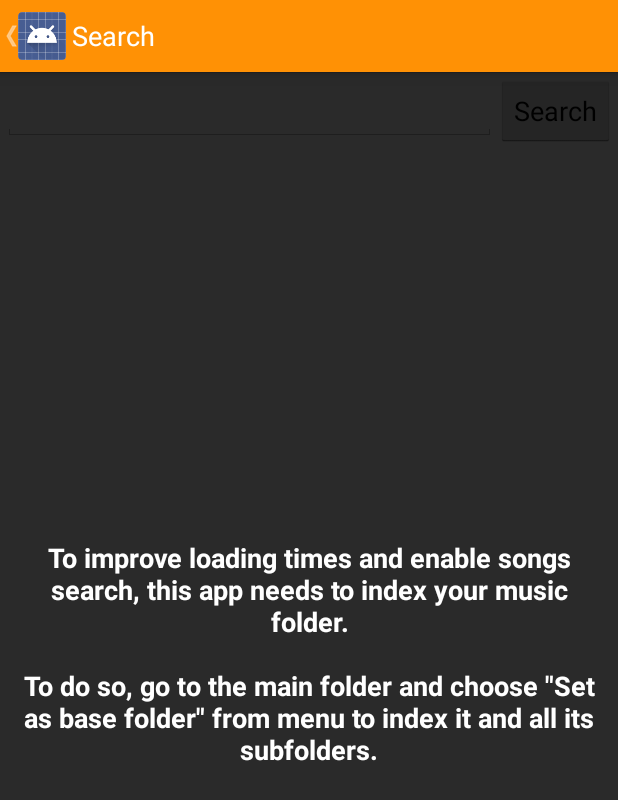
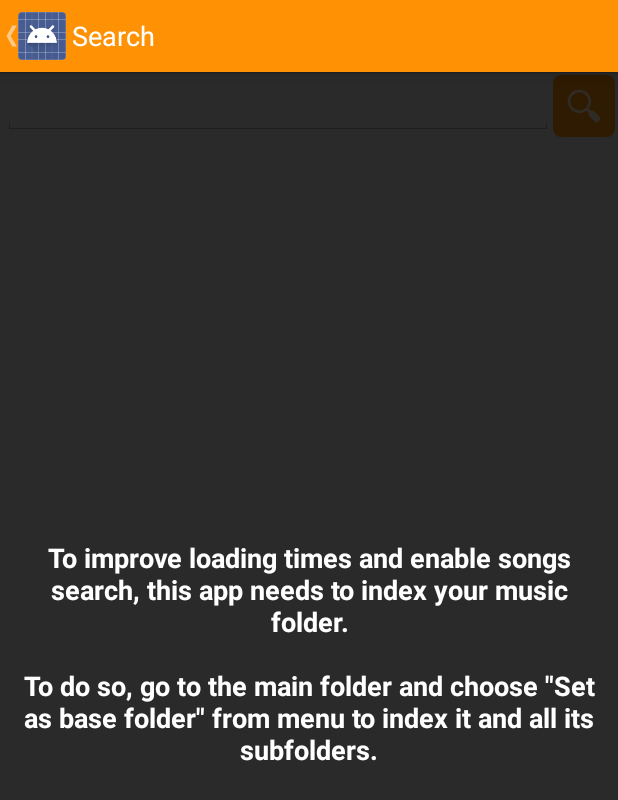
Before and after one commit to lgj123/MusicPlayer, an Android app: the SearchActivity screen opened directly, with no data from a screen before it, on a phone screen of 412 x 824 dp. Shown: the top 800 px of the screen. Run offline under Robolectric (Android 15) with nearby library versions, the phone set to English and light mode, and no system bars; libraries missing offline, so code that uses them is left out: com.readystatesoftware.systembartint.

Commit message:
New search button

```diff
--- a/musicPlayer/src/main/java/com/andreadec/musicplayer/SearchActivity.java
+++ b/musicPlayer/src/main/java/com/andreadec/musicplayer/SearchActivity.java
@@ -1,5 +1,5 @@
 /*
- * Copyright 2012-2013 Andrea De Cesare
+ * Copyright 2012-2014 Andrea De Cesare
  *
  * Licensed under the Apache License, Version 2.0 (the "License");
  * you may not use this file except in compliance with the License.
@@ -36,7 +36,7 @@ import com.andreadec.musicplayer.database.*;
 
 public class SearchActivity extends Activity implements OnClickListener, OnItemClickListener, OnKeyListener {
 	private EditText editTextSearch;
-	private Button buttonSearch;
+	private ImageButton buttonSearch;
 	private ListView listViewSearch;
 	private SharedPreferences preferences;
 	private MusicPlayerApplication application;
@@ -75,7 +75,7 @@ public class SearchActivity extends Activity implements OnClickListener, OnItemC
 
         editTextSearch = (EditText)findViewById(R.id.editTextSearch);
         editTextSearch.setOnKeyListener(this);
-        buttonSearch = (Button)findViewById(R.id.buttonSearch);
+        buttonSearch = (ImageButton)findViewById(R.id.buttonSearch);
         buttonSearch.setOnClickListener(this);
         listViewSearch = (ListView)findViewById(R.id.listViewSearch);
         listViewSearch.setOnItemClickListener(this);
--- a/musicPlayer/src/main/res/layout/layout_search.xml
+++ b/musicPlayer/src/main/res/layout/layout_search.xml
@@ -28,7 +28,8 @@
     <LinearLayout
         android:layout_width="match_parent"
         android:layout_height="wrap_content"
-        android:layout_margin="2dp" >
+        android:layout_margin="2dp"
+        android:gravity="center">
 
         <EditText
             android:id="@+id/editTextSearch"
@@ -39,11 +40,13 @@
             android:singleLine="true"
             android:imeOptions="actionSearch" />
 
-        <Button
+        <ImageButton
             android:id="@+id/buttonSearch"
             android:layout_width="wrap_content"
             android:layout_height="wrap_content"
-            android:text="@string/search" />
+            android:contentDescription="@string/search"
+            android:src="@drawable/search"
+            android:background="@drawable/orange_button"/>
 
     </LinearLayout>
 
```
